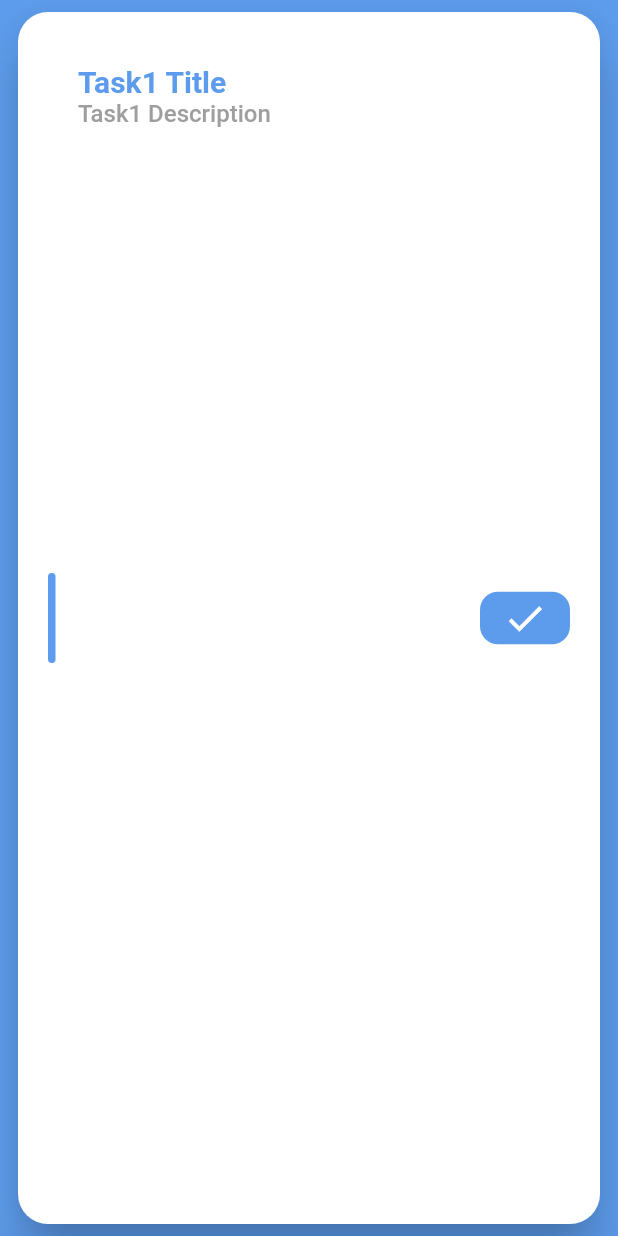
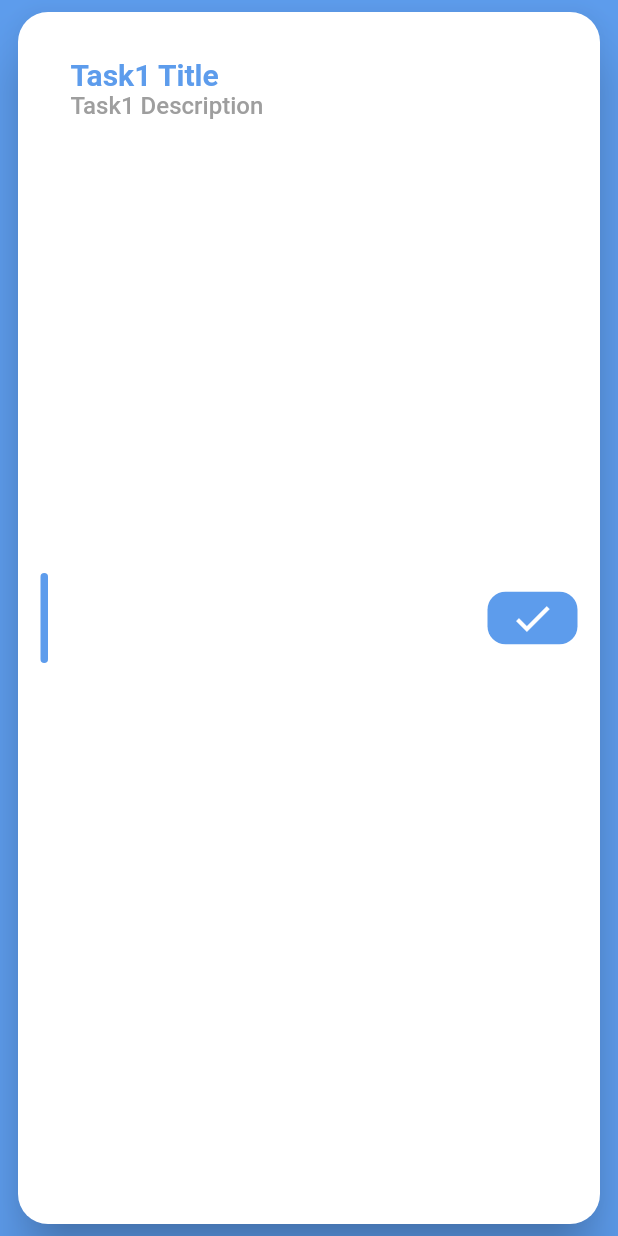
Before and after one commit to sohaelmazoon22/ToDo-App, a Flutter app: the TaskItem widget shown alone on an empty page, opened directly, on a phone screen of 412 x 824 dp. Run offline on Flutter 3.47's test engine with Material 2 defaults, Android fonts, the phone set to English and light mode, and no system bars; our stand-ins replace calendar_timeline, google_fonts.

Commit message:
app init

```diff
--- a/lib/screens/tasks/task_item.dart
+++ b/lib/screens/tasks/task_item.dart
@@ -14,7 +14,7 @@ class TaskItem extends StatelessWidget {
       elevation: 15,
       margin: const EdgeInsets.symmetric(horizontal: 12, vertical: 8),
       child: Padding(
-        padding: const EdgeInsets.all(20.0),
+        padding: const EdgeInsets.all(15.0),
         child: Row(
           children: [
             Container(
--- a/lib/screens/tasks/tasks_tab.dart
+++ b/lib/screens/tasks/tasks_tab.dart
@@ -15,7 +15,7 @@ class TasksTap extends StatelessWidget {
           firstDate: DateTime.now().subtract(const Duration(days: 365)),
           lastDate: DateTime.now().add(const Duration(days: 365)),
           onDateSelected: (date) => print(date),
-          leftMargin: 20,
+          leftMargin: 10,
           monthColor: primary,
           dayColor: primary,
           activeDayColor: Colors.white,
@@ -26,7 +26,7 @@ class TasksTap extends StatelessWidget {
         ),
         Expanded(
           child: Padding(
-            padding: const EdgeInsets.all(20.0),
+            padding: const EdgeInsets.all(10.0),
             child: ListView.builder(
               itemBuilder: (context, index) {
                 return const TaskItem();
```
